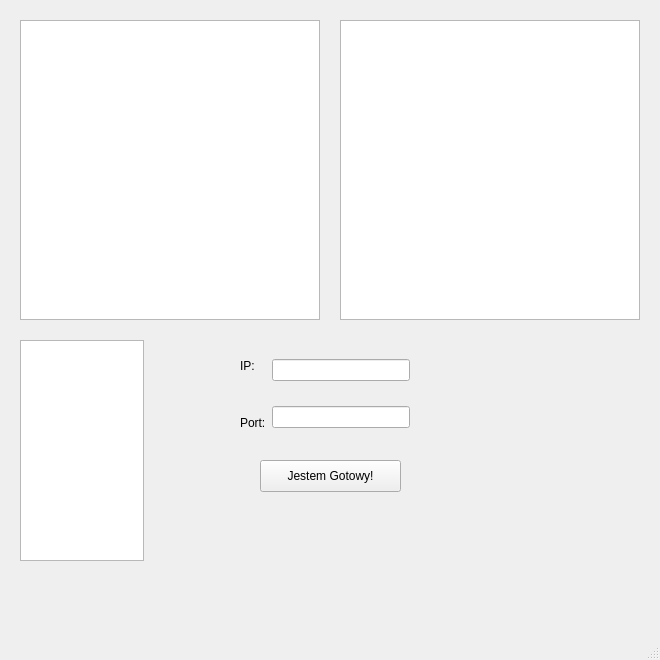
Above: Statki/statki.ui from Cooookiez/hit-the-bucket before the change. Below: the same form after it.
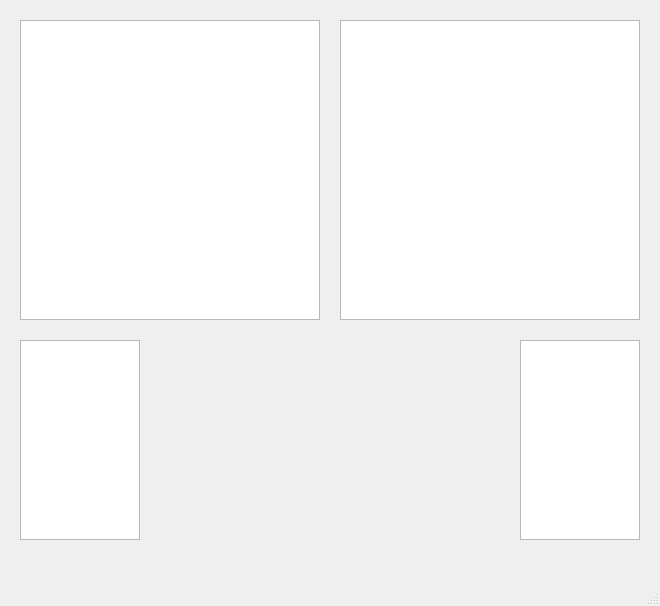
That is the form after the change. Custom widgets are drawn as their Qt base class.

The edit to the form file:
```diff
--- a/Statki/statki.ui
+++ b/Statki/statki.ui
@@ -7,7 +7,7 @@
     <x>0</x>
     <y>0</y>
     <width>660</width>
-    <height>660</height>
+    <height>606</height>
    </rect>
   </property>
   <property name="windowTitle">
@@ -39,63 +39,20 @@
      <rect>
       <x>20</x>
       <y>340</y>
-      <width>124</width>
-      <height>221</height>
+      <width>120</width>
+      <height>200</height>
      </rect>
     </property>
    </widget>
-   <widget class="QPushButton" name="btn_ready">
+   <widget class="QGraphicsView" name="gv_remote_ships">
     <property name="geometry">
      <rect>
-      <x>260</x>
-      <y>460</y>
-      <width>141</width>
-      <height>32</height>
-     </rect>
-    </property>
-    <property name="text">
-     <string>Jestem Gotowy!</string>
-    </property>
-   </widget>
-   <widget class="QWidget" name="">
-    <property name="geometry">
-     <rect>
-      <x>240</x>
+      <x>520</x>
       <y>340</y>
-      <width>170</width>
-      <height>108</height>
+      <width>120</width>
+      <height>200</height>
      </rect>
     </property>
-    <layout class="QHBoxLayout" name="horizontalLayout">
-     <item>
-      <layout class="QVBoxLayout" name="verticalLayout">
-       <item>
-        <widget class="QLabel" name="label">
-         <property name="text">
-          <string>IP:</string>
-         </property>
-        </widget>
-       </item>
-       <item>
-        <widget class="QLabel" name="label_2">
-         <property name="text">
-          <string>Port:</string>
-         </property>
-        </widget>
-       </item>
-      </layout>
-     </item>
-     <item>
-      <layout class="QVBoxLayout" name="verticalLayout_2">
-       <item>
-        <widget class="QLineEdit" name="lineEdit"/>
-       </item>
-       <item>
-        <widget class="QLineEdit" name="lineEdit_2"/>
-       </item>
-      </layout>
-     </item>
-    </layout>
    </widget>
   </widget>
   <widget class="QMenuBar" name="menubar">
@@ -110,6 +67,13 @@
   </widget>
   <widget class="QStatusBar" name="statusbar"/>
  </widget>
+ <customwidgets>
+  <customwidget>
+   <class>Ocean</class>
+   <extends>QGraphicsView</extends>
+   <header>ocean.h</header>
+  </customwidget>
+ </customwidgets>
  <resources/>
  <connections/>
 </ui>
```
Left out of the diff: 6 changed lines with no effect on the pictures.
